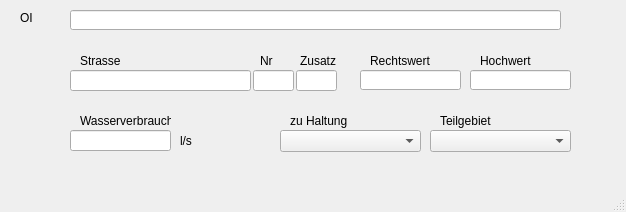
First picture: the form in qkan/importhe/templates/swref.ui, repository hoettges/QKan, before the edit.
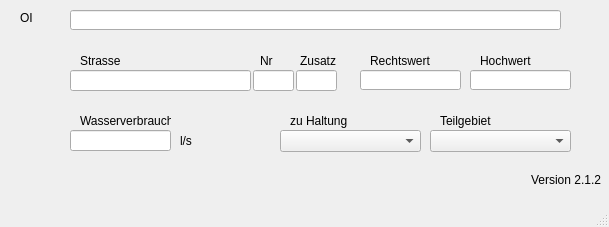
Second picture: the form after the edit.

Diff of the .ui file:
```diff
--- a/qkan/importhe/templates/swref.ui
+++ b/qkan/importhe/templates/swref.ui
@@ -9,8 +9,8 @@
    <rect>
     <x>0</x>
     <y>0</y>
-    <width>626</width>
-    <height>212</height>
+    <width>609</width>
+    <height>227</height>
    </rect>
   </property>
   <property name="windowTitle">
@@ -249,6 +249,25 @@
      <string>Zusatz</string>
     </property>
    </widget>
+   <widget class="QLabel" name="lb_version">
+    <property name="geometry">
+     <rect>
+      <x>530</x>
+      <y>170</y>
+      <width>71</width>
+      <height>20</height>
+     </rect>
+    </property>
+    <property name="toolTip">
+     <string>Version QKan Import</string>
+    </property>
+    <property name="text">
+     <string>Version 2.1.2</string>
+    </property>
+    <property name="alignment">
+     <set>Qt::AlignRight|Qt::AlignTrailing|Qt::AlignVCenter</set>
+    </property>
+   </widget>
   </widget>
   <widget class="QMenuBar" name="menubar">
    <property name="geometry">
```
Left out of the diff: 2 changed lines with no effect on the pictures.
